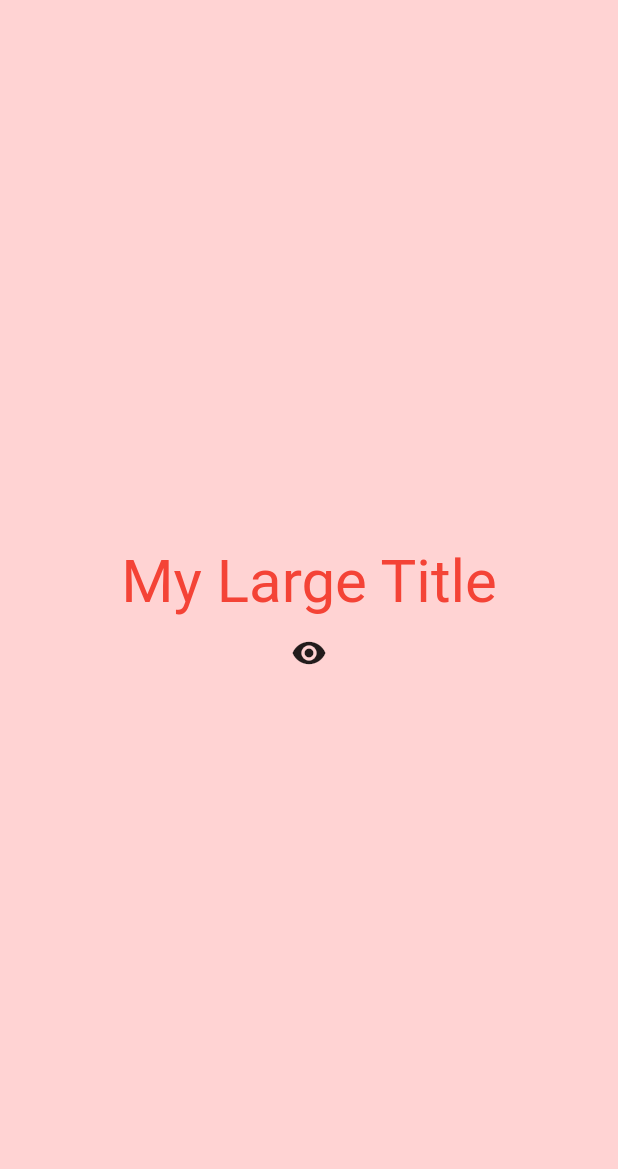
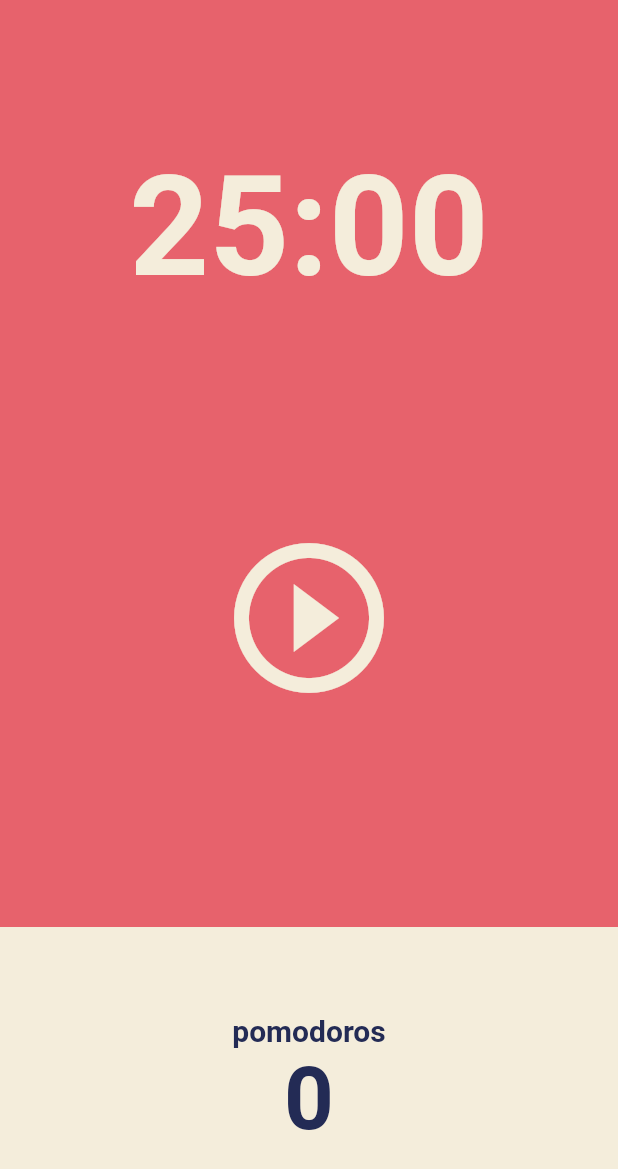
Before and after one commit to Jay325K/TIL, a Flutter app: the screen it shows after launch, on a phone screen of 412 x 824 dp. Shown: the top 1169 px of the screen. Run offline on Flutter 3.47's test engine with Material 2 defaults, Android fonts, the light colour scheme and no system bars.

Commit message:
User Interface

```diff
--- a/dart/toonflix/lib/main.dart
+++ b/dart/toonflix/lib/main.dart
@@ -1,102 +1,28 @@
 import 'package:flutter/material.dart';
+import 'package:toonflix/screens/home_screen.dart';
 
 void main() {
-  runApp(const MainApp());
+  runApp(const App());
 }
 
-class App extends StatefulWidget {
+class App extends StatelessWidget {
   const App({super.key});
-
-  @override
-  State createState() => _AppState();
-}
-
-class _AppState extends State {
-  @override
-  Widget build(BuildContext context) {
-    return const Placeholder();
-  }
-}
-
-//StatefulWidget을 넣어줘야 한다.
-class MainApp extends StatefulWidget {
-  const MainApp({super.key});
-
-  @override
-  State createState() => _MainAppState();
-}
-
-class _MainAppState extends State<MainApp> {
-  bool showTitle = true;
-
-  void toggleTitle() {
-    setState(() {
-      showTitle = !showTitle;
-    });
-  }
 
   @override
   Widget build(BuildContext context) {
     return MaterialApp(
       theme: ThemeData(
+        colorScheme: ColorScheme.fromSwatch(
+          backgroundColor: const Color(0xFFE7626C),
+        ),
         textTheme: const TextTheme(
-          titleLarge: TextStyle(
-            color: Colors.red,
+          displayLarge: TextStyle(
+            color: Color(0xFF232B55),
           ),
         ),
+        cardColor: const Color(0xFFF4EDDB),
       ),
-      home: Scaffold(
-        backgroundColor: const Color.fromARGB(255, 255, 211, 211),
-        body: Center(
-          child: Column(
-            mainAxisAlignment: MainAxisAlignment.center,
-            children: [
-              showTitle ? const MyLargeTitle() : const Text('nothing'),
-              IconButton(
-                  onPressed: toggleTitle,
-                  icon: const Icon(Icons.remove_red_eye)),
-            ],
-          ),
-        ),
-      ),
+      home: const HomeScreen(),
     );
   }
 }
-
-class MyLargeTitle extends StatefulWidget {
-  const MyLargeTitle({
-    super.key,
-  });
-
-  @override
-  State<MyLargeTitle> createState() => _MyLargeTitleState();
-}
-
-class _MyLargeTitleState extends State<MyLargeTitle> {
-  @override
-  void initState() {
-    super.initState();
-    print('initState');
-  }
-
-  @override
-  void dispose() {
-    // Api 업데이트나 이벤트 리스너로부터 구독을 취소하거나, form의 리스너로부터 벗어나고 싶을 사용할 수 있다!
-    // dispose 메소드는 무언가를 취소하는곳이다!
-    super.dispose();
-    print('dispose');
-  }
-
-  @override
-  Widget build(BuildContext context) {
-    print('build');
-
-    return Text(
-      'My Large Title',
-      style: TextStyle(
-        fontSize: 40,
-        color: Theme.of(context).textTheme.titleLarge?.color,
-      ),
-    );
-  }
-}
--- /dev/null
+++ b/dart/toonflix/lib/screens/home_screen.dart
@@ -0,0 +1,83 @@
+import 'package:flutter/material.dart';
+
+class HomeScreen extends StatefulWidget {
+  const HomeScreen({super.key});
+
+  @override
+  State<HomeScreen> createState() => _HomeScreenState();
+}
+
+class _HomeScreenState extends State<HomeScreen> {
+  @override
+  Widget build(BuildContext context) {
+    return Scaffold(
+      backgroundColor: Theme.of(context).colorScheme.background,
+      body: Column(
+        children: [
+          Flexible(
+            flex: 1,
+            child: Container(
+              alignment: Alignment.bottomCenter,
+              child: Text(
+                '25:00',
+                style: TextStyle(
+                  color: Theme.of(context).cardColor,
+                  fontSize: 93,
+                  fontWeight: FontWeight.w600,
+                ),
+              ),
+            ),
+          ),
+          Flexible(
+            flex: 2,
+            child: Center(
+              child: IconButton(
+                onPressed: () {},
+                icon: const Icon(Icons.play_circle_outline),
+                iconSize: 120,
+                color: Theme.of(context).cardColor,
+              ),
+            ),
+          ),
+          Flexible(
+            flex: 1,
+            child: Row(
+              children: [
+                Expanded(
+                  child: Container(
+                    decoration: BoxDecoration(
+                      color: Theme.of(context).cardColor,
+                    ),
+                    child: Column(
+                      mainAxisAlignment: MainAxisAlignment.center,
+                      children: [
+                        Text(
+                          'pomodoros',
+                          style: TextStyle(
+                            fontWeight: FontWeight.w600,
+                            fontSize: 20,
+                            color:
+                                Theme.of(context).textTheme.displayLarge!.color,
+                          ),
+                        ),
+                        Text(
+                          '0',
+                          style: TextStyle(
+                            fontWeight: FontWeight.w600,
+                            fontSize: 58,
+                            color:
+                                Theme.of(context).textTheme.displayLarge!.color,
+                          ),
+                        ),
+                      ],
+                    ),
+                  ),
+                ),
+              ],
+            ),
+          ),
+        ],
+      ),
+    );
+  }
+}
```
